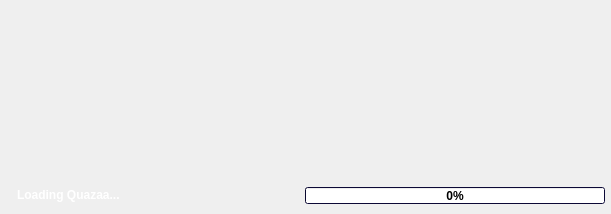
The window that trunk/Quazaa/UI/dialogsplash.ui (c3c/quazaa) describes before a commit, drawn with Qt 5.
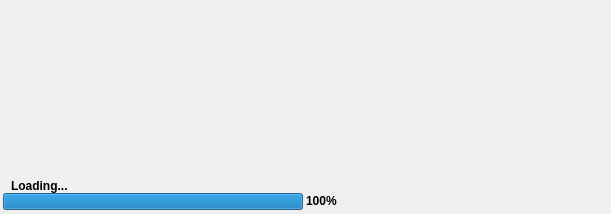
The same window after the commit. Icons and pictures are not drawn.

```diff
--- a/trunk/Quazaa/UI/dialogsplash.ui
+++ b/trunk/Quazaa/UI/dialogsplash.ui
@@ -9,8 +9,8 @@
    <rect>
     <x>0</x>
     <y>0</y>
-    <width>609</width>
-    <height>204</height>
+    <width>611</width>
+    <height>214</height>
    </rect>
   </property>
   <property name="windowTitle">
@@ -36,7 +36,7 @@
    <item row="0" column="0">
     <widget class="QFrame" name="frameSplashBackground">
      <property name="styleSheet">
-      <string notr="true">QFrame {
+      <string notr="true">QFrame#frameSplashBackground {
 	border: 3px solid transparent;
 	border-bottom: 4px solid transparent;
 	border-image: url(:/Resource/screen.png);
@@ -55,32 +55,23 @@
       <property name="spacing">
        <number>0</number>
       </property>
-      <item row="3" column="0">
-       <widget class="QFrame" name="frameSplashFooter">
-        <property name="styleSheet">
-         <string notr="true">QFrame {
-	border-image: url(:/Resource/HeaderBackground.png) repeat;
-	min-height: 28;
-	max-height: 28;
-}</string>
+      <item row="0" column="0">
+       <spacer name="verticalSpacer">
+        <property name="orientation">
+         <enum>Qt::Vertical</enum>
         </property>
-        <property name="frameShape">
-         <enum>QFrame::NoFrame</enum>
+        <property name="sizeType">
+         <enum>QSizePolicy::Expanding</enum>
         </property>
-        <property name="frameShadow">
-         <enum>QFrame::Raised</enum>
+        <property name="sizeHint" stdset="0">
+         <size>
+          <width>20</width>
+          <height>40</height>
+         </size>
         </property>
-        <layout class="QGridLayout" name="gridLayout_5">
-         <property name="horizontalSpacing">
-          <number>2</number>
-         </property>
-         <property name="verticalSpacing">
-          <number>0</number>
-         </property>
-         <property name="margin">
-          <number>0</number>
-         </property>
-         <item row="0" column="0" rowspan="3">
+       </spacer>
+      </item>
+      <item row="1" column="0">
           <widget class="QLabel" name="labelStatus">
            <property name="sizePolicy">
             <sizepolicy hsizetype="MinimumExpanding" vsizetype="Preferred">
@@ -94,9 +85,9 @@
               <colorrole role="WindowText">
                <brush brushstyle="SolidPattern">
                 <color alpha="255">
-                 <red>255</red>
-                 <green>255</green>
-                 <blue>255</blue>
+              <red>0</red>
+              <green>0</green>
+              <blue>0</blue>
                 </color>
                </brush>
               </colorrole>
@@ -112,18 +103,18 @@
               <colorrole role="Text">
                <brush brushstyle="SolidPattern">
                 <color alpha="255">
-                 <red>255</red>
-                 <green>255</green>
-                 <blue>255</blue>
+              <red>0</red>
+              <green>0</green>
+              <blue>0</blue>
                 </color>
                </brush>
               </colorrole>
               <colorrole role="ButtonText">
                <brush brushstyle="SolidPattern">
                 <color alpha="255">
-                 <red>255</red>
-                 <green>255</green>
-                 <blue>255</blue>
+              <red>0</red>
+              <green>0</green>
+              <blue>0</blue>
                 </color>
                </brush>
               </colorrole>
@@ -150,9 +141,9 @@
               <colorrole role="WindowText">
                <brush brushstyle="SolidPattern">
                 <color alpha="255">
-                 <red>255</red>
-                 <green>255</green>
-                 <blue>255</blue>
+              <red>0</red>
+              <green>0</green>
+              <blue>0</blue>
                 </color>
                </brush>
               </colorrole>
@@ -168,18 +159,18 @@
               <colorrole role="Text">
                <brush brushstyle="SolidPattern">
                 <color alpha="255">
-                 <red>255</red>
-                 <green>255</green>
-                 <blue>255</blue>
+              <red>0</red>
+              <green>0</green>
+              <blue>0</blue>
                 </color>
                </brush>
               </colorrole>
               <colorrole role="ButtonText">
                <brush brushstyle="SolidPattern">
                 <color alpha="255">
-                 <red>255</red>
-                 <green>255</green>
-                 <blue>255</blue>
+              <red>0</red>
+              <green>0</green>
+              <blue>0</blue>
                 </color>
                </brush>
               </colorrole>
@@ -206,9 +197,9 @@
               <colorrole role="WindowText">
                <brush brushstyle="SolidPattern">
                 <color alpha="255">
-                 <red>255</red>
-                 <green>255</green>
-                 <blue>255</blue>
+              <red>0</red>
+              <green>0</green>
+              <blue>0</blue>
                 </color>
                </brush>
               </colorrole>
@@ -224,18 +215,18 @@
               <colorrole role="Text">
                <brush brushstyle="SolidPattern">
                 <color alpha="255">
-                 <red>255</red>
-                 <green>255</green>
-                 <blue>255</blue>
+              <red>0</red>
+              <green>0</green>
+              <blue>0</blue>
                 </color>
                </brush>
               </colorrole>
               <colorrole role="ButtonText">
                <brush brushstyle="SolidPattern">
                 <color alpha="255">
-                 <red>255</red>
-                 <green>255</green>
-                 <blue>255</blue>
+              <red>0</red>
+              <green>0</green>
+              <blue>0</blue>
                 </color>
                </brush>
               </colorrole>
@@ -262,16 +253,16 @@
            </property>
            <property name="styleSheet">
             <string notr="true">font-weight: bold;
-color: white;
+color: black;
 background-color: transparent;
 padding-left: 5px;</string>
            </property>
            <property name="text">
-            <string>Loading Quazaa...</string>
+         <string>Loading...</string>
            </property>
           </widget>
          </item>
-         <item row="1" column="2">
+      <item row="2" column="0">
           <widget class="QProgressBar" name="progressBarStatus">
            <property name="sizePolicy">
             <sizepolicy hsizetype="MinimumExpanding" vsizetype="Fixed">
@@ -281,121 +272,39 @@
            </property>
            <property name="minimumSize">
             <size>
-             <width>300</width>
+          <width>334</width>
              <height>17</height>
             </size>
            </property>
            <property name="maximumSize">
             <size>
-             <width>300</width>
+          <width>334</width>
              <height>17</height>
             </size>
            </property>
-           <property name="palette">
-            <palette>
-             <active>
-              <colorrole role="WindowText">
-               <brush brushstyle="SolidPattern">
-                <color alpha="255">
-                 <red>255</red>
-                 <green>255</green>
-                 <blue>255</blue>
-                </color>
-               </brush>
-              </colorrole>
-              <colorrole role="Window">
-               <brush brushstyle="SolidPattern">
-                <color alpha="255">
-                 <red>17</red>
-                 <green>13</green>
-                 <blue>75</blue>
-                </color>
-               </brush>
-              </colorrole>
-             </active>
-             <inactive>
-              <colorrole role="WindowText">
-               <brush brushstyle="SolidPattern">
-                <color alpha="255">
-                 <red>255</red>
-                 <green>255</green>
-                 <blue>255</blue>
-                </color>
-               </brush>
-              </colorrole>
-              <colorrole role="Window">
-               <brush brushstyle="SolidPattern">
-                <color alpha="255">
-                 <red>17</red>
-                 <green>13</green>
-                 <blue>75</blue>
-                </color>
-               </brush>
-              </colorrole>
-             </inactive>
-             <disabled>
-              <colorrole role="WindowText">
-               <brush brushstyle="SolidPattern">
-                <color alpha="255">
-                 <red>118</red>
-                 <green>116</green>
-                 <blue>108</blue>
-                </color>
-               </brush>
-              </colorrole>
-              <colorrole role="Window">
-               <brush brushstyle="SolidPattern">
-                <color alpha="255">
-                 <red>17</red>
-                 <green>13</green>
-                 <blue>75</blue>
-                </color>
-               </brush>
-              </colorrole>
-             </disabled>
-            </palette>
-           </property>
            <property name="styleSheet">
-            <string notr="true">font-weight: bold;
+         <string notr="true"> QProgressBar {
+	border-image: url(:/Resource/Load bar empty.png);
+margin-right: 34px;
 max-height: 17px;
 min-height: 17px;
 max-width: 300px;
-min-width: 300px;</string>
+min-width: 300px;
+font-weight: bold;
+     text-align: right;
+ }
+
+ QProgressBar::chunk {
+	margin-top: 5px;
+	margin-left: 4px;
+	margin-bottom: 7px;
+	margin-right: 7px;
+	border-image: url(:/Resource/Load bar full no bg.png);
+ }
+</string>
            </property>
            <property name="value">
-            <number>0</number>
-           </property>
-          </widget>
-         </item>
-         <item row="1" column="1">
-          <spacer name="horizontalSpacerFooter">
-           <property name="orientation">
-            <enum>Qt::Horizontal</enum>
-           </property>
-           <property name="sizeHint" stdset="0">
-            <size>
-             <width>0</width>
-             <height>0</height>
-            </size>
-           </property>
-          </spacer>
-         </item>
-        </layout>
-       </widget>
-      </item>
-      <item row="2" column="0">
-       <widget class="QLabel" name="labelLogo">
-        <property name="styleSheet">
-         <string notr="true">background-color: transparent;
-min-height: 172px;
-max-height: 172px;
-min-width: 605px;
-max-width: 605px;
-border: 0px solid transparent;
-border-image: url(:/Resource/QuazaaLogo.png);</string>
-        </property>
-        <property name="text">
-         <string/>
+         <number>100</number>
         </property>
        </widget>
       </item>
```
Left out of the diff: 2 changed lines with no effect on the pictures. Lines whose indentation alone changed are shown as unchanged.
